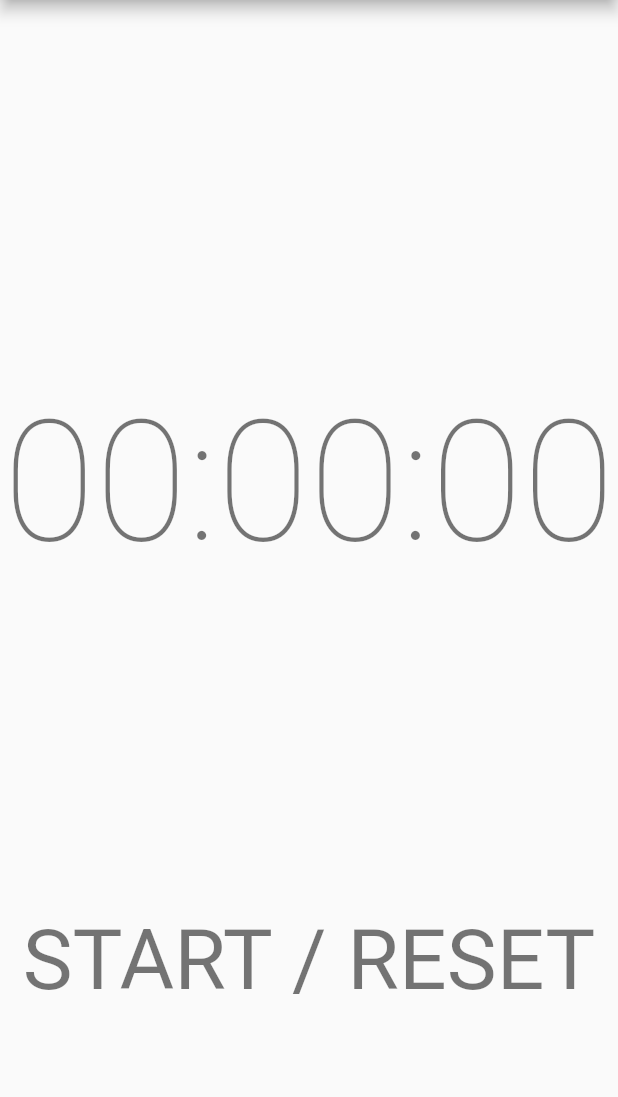
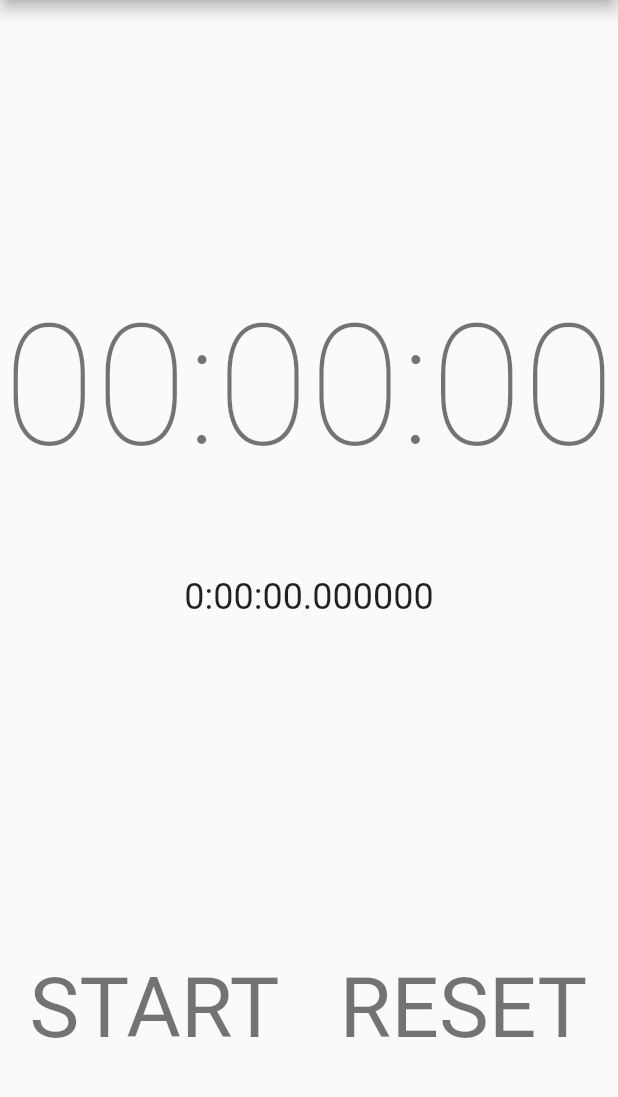
Before and after one commit to MikhailKoslowski/jump-stopwatch, a Flutter app: the screen it shows after launch, on a phone screen of 412 x 824 dp, the part 84-1181 px from its top. Run offline on Flutter 3.47's test engine with Material 2 defaults, Android fonts, the phone set to English and light mode, and no system bars; our stand-ins replace audioplayers, sensors.

Commit message:
Individual button for reset

```diff
--- a/lib/stopwatch.dart
+++ b/lib/stopwatch.dart
@@ -21,6 +21,9 @@ class _MyStopWatchState extends State<MyStopWatch> {
   int _seconds = 0;
   int _milliseconds = 0;
 
+  Duration _lap = Duration();
+  Duration _accLap = Duration();
+
   bool _running = false;
   int _countdownValue = 0;
 
@@ -43,7 +46,8 @@ class _MyStopWatchState extends State<MyStopWatch> {
   @override
   void initState() {
     loadSounds();
-    _streamSubscriptions.add(userAccelerometerEvents.listen(accelerometerCallback));
+    _streamSubscriptions
+        .add(userAccelerometerEvents.listen(accelerometerCallback));
     super.initState();
   }
 
@@ -110,7 +114,7 @@ class _MyStopWatchState extends State<MyStopWatch> {
 
   void start() {
     _running = true;
-    final settings = Provider.of<Settings>(context, listen:false);
+    final settings = Provider.of<Settings>(context, listen: false);
     _threshold = settings.threshold;
     _countdown(value: settings.countdown);
   }
@@ -121,6 +125,13 @@ class _MyStopWatchState extends State<MyStopWatch> {
     _minutes = 0;
     _seconds = 0;
     _milliseconds = 0;
+    _lap = Duration();
+    _accLap = Duration();
+  }
+
+  void lap() {
+    _lap = _stopwatch.elapsed - _accLap;
+    _accLap = _stopwatch.elapsed;
   }
 
   @override
@@ -143,12 +154,17 @@ class _MyStopWatchState extends State<MyStopWatch> {
         Flexible(
             fit: FlexFit.tight,
             flex: 1,
+            child: Text(_lap.toString(),
+                style: Theme.of(context).textTheme.headline5)),
+        Flexible(
+            fit: FlexFit.tight,
+            flex: 1,
+            child: Row(
+              children: [
+                Flexible(
+                  fit: FlexFit.tight,
+                  flex: 1,
                   child: TextButton(
-              onLongPress: () {
-                setState(() {
-                  reset();
-                });
-              },
                     onPressed: () {
                       setState(() {
                         if (_running) {
@@ -159,9 +175,31 @@ class _MyStopWatchState extends State<MyStopWatch> {
                       });
                     },
                     child: Text(
-                _running ? 'STOP' : 'START / RESET',
+                      _running ? 'STOP' : 'START',
                       style: Theme.of(context).textTheme.headline2,
                     ),
+                  ),
+                ),
+                Flexible(
+                  fit: FlexFit.tight,
+                  flex: 1,
+                  child: TextButton(
+                    onPressed: () {
+                      setState(() {
+                        if (_running) {
+                          lap();
+                        } else {
+                          reset();
+                        }
+                      });
+                    },
+                    child: Text(
+                      _running ? 'LAP' : 'RESET',
+                      style: Theme.of(context).textTheme.headline2,
+                    ),
+                  ),
+                ),
+              ],
             ))
       ]),
     );
```
Lines whose indentation alone changed are shown as unchanged.
